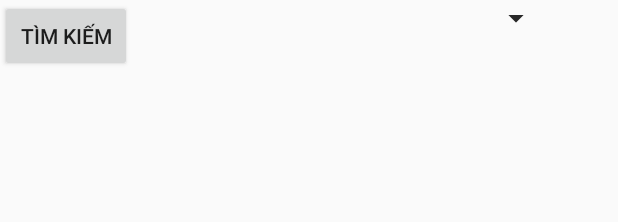
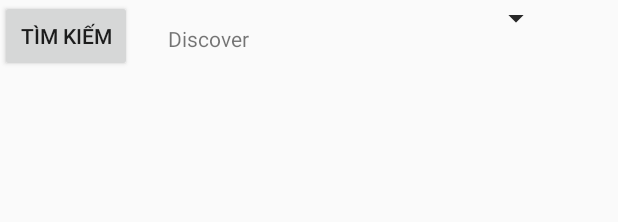
Before and after one commit to anhnguyen4/mobileappproject, an Android app: the layout activity_main.xml on its own in the app's theme, with its tools: preview values and no code run, on a phone screen of 412 x 824 dp. Shown: the top 222 px of the screen. Run offline under Robolectric (Android 15) with nearby library versions, the phone set to English and light mode, and no system bars.

Commit message:
Parsed job titles from a sample page

```diff
--- a/app/src/main/AndroidManifest.xml
+++ b/app/src/main/AndroidManifest.xml
@@ -1,6 +1,8 @@
 <?xml version="1.0" encoding="utf-8"?>
 <manifest xmlns:android="http://schemas.android.com/apk/res/android"
     package="a5mobiledevs.ex3">
+
+    <uses-permission android:name="android.permission.INTERNET" />
 
     <application
         android:allowBackup="true"
--- a/app/src/main/res/layout/activity_main.xml
+++ b/app/src/main/res/layout/activity_main.xml
@@ -58,4 +58,14 @@
         tools:layout_editor_absoluteX="8dp"
         tools:layout_editor_absoluteY="175dp" />
 
+    <TextView
+        android:id="@+id/result"
+        android:layout_width="wrap_content"
+        android:layout_height="wrap_content"
+        android:layout_marginLeft="112dp"
+        android:layout_marginTop="@dimen/activity_vertical_margin"
+        android:text="@string/title_discover"
+        app:layout_constraintLeft_toLeftOf="parent"
+        app:layout_constraintTop_toTopOf="parent" />
+
 </android.support.constraint.ConstraintLayout>
```
Also changed, not shown: app/src/main/java/a5mobiledevs/ex3/MainActivity.java (+20 -4 lines).
